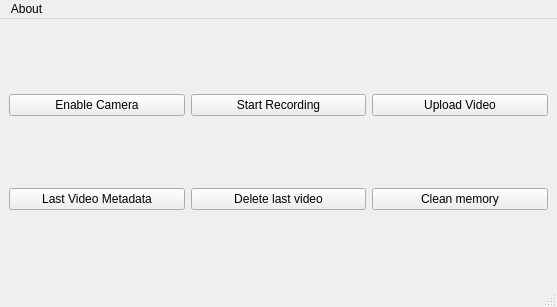
The window that mainUI.ui (bihut/CaletaSoftware) describes before a commit, drawn with Qt 5.
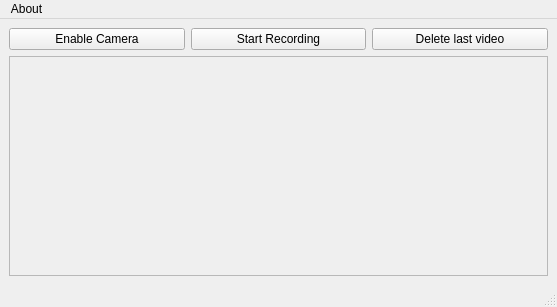
The same window after the commit.

```diff
--- a/mainUI.ui
+++ b/mainUI.ui
@@ -16,16 +16,9 @@
   <widget class="QWidget" name="centralwidget">
    <layout class="QGridLayout" name="gridLayout">
     <item row="0" column="2">
-     <widget class="QPushButton" name="uploadVideo">
+     <widget class="QPushButton" name="deleteLastVideo">
       <property name="text">
-       <string>Upload Video</string>
-      </property>
-     </widget>
-    </item>
-    <item row="0" column="0">
-     <widget class="QPushButton" name="enableCamera">
-      <property name="text">
-       <string>Enable Camera</string>
+       <string>Delete last video</string>
       </property>
      </widget>
     </item>
@@ -36,24 +29,20 @@
       </property>
      </widget>
     </item>
-    <item row="1" column="0">
-     <widget class="QPushButton" name="videoMetadata">
+    <item row="0" column="0">
+     <widget class="QPushButton" name="enableCamera">
       <property name="text">
-       <string>Last Video Metadata</string>
+       <string>Enable Camera</string>
       </property>
      </widget>
     </item>
-    <item row="1" column="1">
-     <widget class="QPushButton" name="deleteLastVideo">
-      <property name="text">
-       <string>Delete last video</string>
+    <item row="1" column="0" colspan="3">
+     <widget class="QFrame" name="videoFrame">
+      <property name="frameShape">
+       <enum>QFrame::StyledPanel</enum>
       </property>
-     </widget>
-    </item>
-    <item row="1" column="2">
-     <widget class="QPushButton" name="clearHistoryBrowser">
-      <property name="text">
-       <string>Clean memory</string>
+      <property name="frameShadow">
+       <enum>QFrame::Raised</enum>
       </property>
      </widget>
     </item>
```
